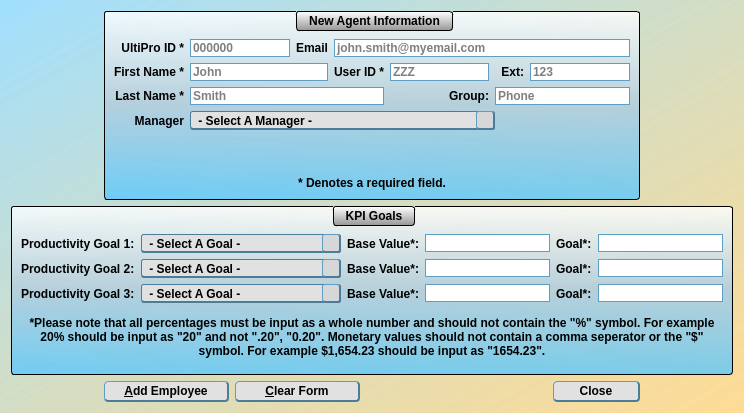
Before: the Qt Designer form Ui_Files/agent_input.ui in jakesb27/Manager_KPI_Tracker, drawn with Qt 5.
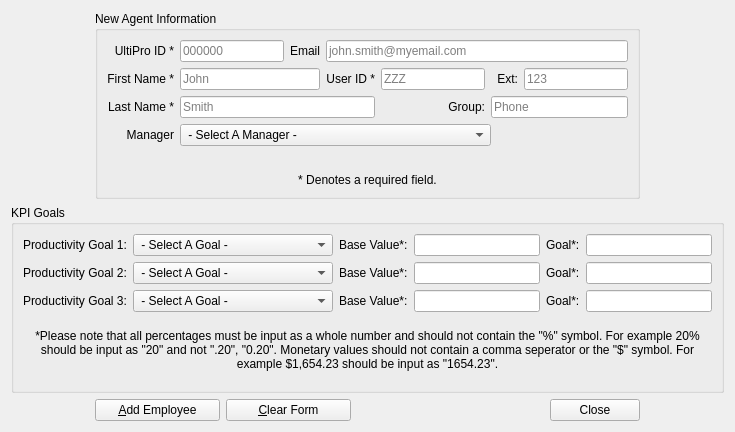
After: the same form once the commit is applied. Icons and pictures are not drawn.

Commit message: added email distribution lists and changed set style functions.

Patch:
```diff
--- a/Ui_Files/agent_input.ui
+++ b/Ui_Files/agent_input.ui
@@ -17,211 +17,6 @@
    <iconset resource="../main_images.qrc">
     <normaloff>:/logos/Images/Meduit_logo.ico</normaloff>:/logos/Images/Meduit_logo.ico</iconset>
   </property>
-  <property name="styleSheet">
-   <string notr="true">QMainWindow{
-	background-color: qlineargradient(spread:pad, x1:1, y1:1, x2:0, y2:0.011, stop:0 rgba(255, 218, 144, 200), stop:1 rgba(129, 213, 255, 126));
-}
-QDialog{
-	background-color: qlineargradient(spread:pad, x1:1, y1:1, x2:0, y2:0.011, stop:0 rgba(255, 218, 144, 200), stop:1 rgba(129, 213, 255, 126));
-}
-QWidget{
-	font: 11pt &quot;Corbel&quot;;
-	font-weight: bold;
-}
-QPlainTextEdit{
-	border: 1px solid black;
-}
-QDateEdit{
-	background-color: rgb(223, 223, 223);
-	border: 1px solid rgb(95, 158, 195);
-	font: 10pt &quot;MS Shell Dlg 2&quot;;
-	border-bottom: 2px solid rgb(75, 124, 154);
-	border-top: 1px solid rgb(95, 158, 195);
-	border-right: 2px solid rgb(75, 124, 154);
-	border-left: 1px solid rgb(95, 158, 195);
-	border-radius: 3px;
-	padding-left: 3px;
-	padding-right: 3px;
-	background-color: rgb(225, 225, 225);
-}
-QDateEdit::drop-down{
-	background-color: rgb(215, 215, 215);
-	border-bottom: 2px solid rgb(75, 124, 154);
-	border-top: 1px solid rgb(95, 158, 195);
-	border-right: 2px solid rgb(75, 124, 154);
-	border-left: 1px solid rgb(95, 158, 195);
-	border-radius: 3px;
-	subcontrol-origin: margin;
-	width: 18px;
-}
-QDateEdit::down-arrow{
-	image: url(:/arrows/Images/arrow-dwn.png);
-	width: 14 px;
-	height:14 px;
-}
-QGroupBox{
-	background-color: qlineargradient(spread:pad, x1:0.5, y1:0, x2:0.5, y2:1, stop:0 rgba(255, 255, 255, 209), stop:0.485876 rgba(181, 207, 220, 239), stop:1 rgba(85, 199, 255, 196));
-	border: 1px solid black;
-	border-radius: 3px;
-	margin-top: 1ex;
-	padding-top: 18;
-	font: 11pt &quot;Corbel&quot;;
-	font-weight: bold;
-}
-QGroupBox::title{
-	background-color: qlineargradient(spread:pad, x1:0.50035, y1:1, x2:0.5, y2:0, stop:0 rgba(151, 151, 151, 255), stop:1 rgba(255, 255, 255, 255));
-	border: 1px solid black;
-	border-radius: 3px;
-	padding: 2 10px;
-	subcontrol-origin: margin;
-	subcontrol-position: top;
-	font: 11pt &quot;Corbel&quot;;
-	font-weight: bold;
-}
-QLineEdit{
-	border: 1px solid rgb(95, 158, 195);
-	font: 10pt &quot;MS Shell Dlg 2&quot;;
-}
-QLineEdit[readOnly=&quot;true&quot;]{
-	background-color: rgb(200, 200, 200);
-	border: 1px solid rgb(95, 158, 195);
-	font: 10pt &quot;MS Shell Dlg 2&quot;;
-}
-QTextEdit{
-	font: 12pt &quot;Corbel&quot;;
-}
-QStatusBar{
-	font: 10pt &quot;MS Shell Dlg 2&quot;;
-}
-QPushButton{
-	border-bottom: 2px solid rgb(75, 124, 154);
-	border-top: 1px solid rgb(95, 158, 195);
-	border-right: 2px solid rgb(75, 124, 154);
-	border-left: 1px solid rgb(95, 158, 195);
-	border-radius: 4px;
-	padding: 2px;
-	padding-left: 13px;
-	padding-right: 13px;
-	background-color: rgb(225, 225, 225);
-	font: 11pt &quot;Corbel&quot;;
-	font-weight: bold;
-}
-QPushButton::hover{
-	border-bottom: 2px solid rgb(75, 124, 154);
-	border-top: 1px solid rgb(95, 158, 195);
-	border-right: 2px solid rgb(75, 124, 154);
-	border-left: 1px solid rgb(95, 158, 195);
-	border-radius: 4px;
-	padding: 2px;
-	padding-left: 13px;
-	padding-right: 13px;
-	background-color: rgb(215, 215, 215);
-	font: 11pt &quot;Corbel&quot;;
-	font-weight: bold;
-}
-QPushButton::pressed{
-	border-bottom: 1px solid rgb(75, 124, 154);
-	border-top: 2px solid rgb(95, 158, 195);
-	border-right: 1px solid rgb(75, 124, 154);
-	border-left: 2px solid rgb(95, 158, 195);
-	border-radius: 4px;
-	padding: 2px;
-	padding-left: 10px;
-	padding-right: 10px;
-	width: 80px;
-	background-color: rgb(225, 225, 225);
-	font: 11pt &quot;Corbel&quot;;
-	font-weight: bold;
-}
-QComboBox{
-	border-bottom: 2px solid rgb(75, 124, 154);
-	border-top: 1px solid rgb(75, 124, 154);
-	border-right: 1px solid rgb(75, 124, 154);
-	border-left: 1px solid rgb(75, 124, 154);
-	border-radius: 3px;
-	background-color: rgb(225, 225, 225);
-}
-QComboBox::drop-down{
-	background-color: rgb(215, 215, 215);
-	border-bottom: 2px solid rgb(75, 124, 154);
-	border-top: 1px solid rgb(95, 158, 195);
-	border-right: 2px solid rgb(75, 124, 154);
-	border-left: 1px solid rgb(95, 158, 195);
-	border-radius: 3px;
-	subcontrol-origin: margin;
-	width: 16px;
-}
-QComboBox::drop-down::hover{
-	background-color: rgb(205, 205, 205);
-	border-bottom: 2px solid rgb(75, 124, 154);
-	border-top: 1px solid rgb(95, 158, 195);
-	border-right: 2px solid rgb(75, 124, 154);
-	border-left: 1px solid rgb(95, 158, 195);
-	border-radius: 3px;
-	subcontrol-origin: margin;
-	width: 16px;
-}
-QComboBox::drop-down::pressed{
-	background-color: rgb(215, 215, 215);
-	border-bottom: 1px solid rgb(75, 124, 154);
-	border-top: 2px solid rgb(95, 158, 195);
-	border-right: 1px solid rgb(75, 124, 154);
-	border-left: 2px solid rgb(95, 158, 195);
-	border-radius: 3px;
-	subcontrol-origin: margin;
-	width: 16px;
-}
-QComboBox::down-arrow{
-	image: url(:/arrows/Images/arrow-dwn.png);
-	width: 14 px;
-	height:14 px;
-}
-QCalendarWidget QWidget#qt_calendar_navigationbar{
-	background-color: qlineargradient(spread:pad, x1:0.50035, y1:1, x2:0.5, y2:0, stop:0 rgba(151, 151, 151, 255), stop:1 rgba(255, 255, 255, 255));
-	border-top: 1px solid black;
-	border-left: 1px solid black;
-	border-right: 1px solid black;
-	border-top-left-radius: 3px;
-	border-top-right-radius: 3px;
-	font: 11pt &quot;Corbel&quot;;
-	font-weight: bold;
-}
-QCalendarWidget QToolButton{
-	color: rgb(0, 0, 0);
-  	icon-size: 20px, 20px;
-}
-QCalendarWidget QWidget#qt_calendar_prevmonth{
-	qproperty-icon: url(:/arrows/Images/arrow-left.png);
-}
-
-QCalendarWidget QWidget#qt_calendar_nextmonth{
-	qproperty-icon: url(:/arrows/Images/arrow-right.png);
-}
-QCalendarWidget QSpinBox{ 
-	font: 11pt &quot;Corbel&quot;;
-	font-weight: bold;
-}
-QCalendarWidget QMenu{
-	font: 11pt &quot;Corbel&quot;;
-	font-weight: bold;
-}
-QCalendarWidget QWidget{
-	alternate-background-color: rgb(234, 234, 234);
-}
-QCalendarWidget QAbstractItemView:enabled{
-	font: 12pt &quot;Corbel&quot;;
-	font-weight: bold;
-	background-color: rgb(214, 214, 214);
-  	selection-background-color: rgb(64, 64, 64);
-	selection-color: rgb(255, 255, 255);
-	border: 1px solid black;
-	border-bottom-left-radius: 3px;
-	border-bottom-right-radius: 3px;
-}
-QCalendarWidget QAbstractItemView:disabled{
-	color: rgb(64, 64, 64); 
-}</string>
-  </property>
   <layout class="QGridLayout" name="gridLayout_2">
    <item row="3" column="2">
     <widget class="QPushButton" name="addButton">
```
The commit also changes 20 other files.
